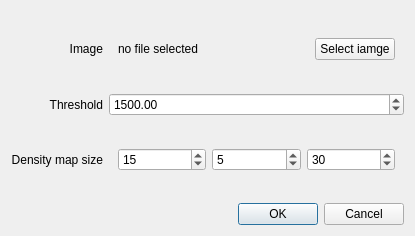
3dct/open_iA, file modules/4DCT/iA4DCTRegionViewDialog.ui: the form before one commit.
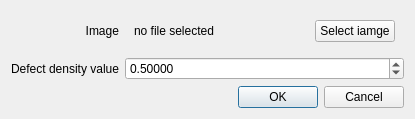
The form after the commit.

Diff of the .ui file:
```diff
--- a/modules/4DCT/iA4DCTRegionViewDialog.ui
+++ b/modules/4DCT/iA4DCTRegionViewDialog.ui
@@ -7,13 +7,56 @@
     <x>0</x>
     <y>0</y>
     <width>415</width>
-    <height>236</height>
+    <height>114</height>
    </rect>
   </property>
   <property name="windowTitle">
    <string>Dialog</string>
   </property>
   <layout class="QGridLayout" name="gridLayout">
+   <item row="6" column="0" colspan="2">
+    <widget class="QDialogButtonBox" name="buttonBox">
+     <property name="orientation">
+      <enum>Qt::Horizontal</enum>
+     </property>
+     <property name="standardButtons">
+      <set>QDialogButtonBox::Cancel|QDialogButtonBox::Ok</set>
+     </property>
+    </widget>
+   </item>
+   <item row="5" column="1">
+    <widget class="QDoubleSpinBox" name="dspThreshold">
+     <property name="decimals">
+      <number>5</number>
+     </property>
+     <property name="maximum">
+      <double>1.000000000000000</double>
+     </property>
+     <property name="value">
+      <double>0.500000000000000</double>
+     </property>
+    </widget>
+   </item>
+   <item row="5" column="0">
+    <widget class="QLabel" name="label_2">
+     <property name="text">
+      <string>Defect density value</string>
+     </property>
+     <property name="alignment">
+      <set>Qt::AlignRight|Qt::AlignTrailing|Qt::AlignVCenter</set>
+     </property>
+    </widget>
+   </item>
+   <item row="0" column="0">
+    <widget class="QLabel" name="label">
+     <property name="text">
+      <string>Image</string>
+     </property>
+     <property name="alignment">
+      <set>Qt::AlignRight|Qt::AlignTrailing|Qt::AlignVCenter</set>
+     </property>
+    </widget>
+   </item>
    <item row="0" column="1">
     <widget class="QWidget" name="widget" native="true">
      <property name="sizePolicy">
@@ -46,92 +89,6 @@
      </layout>
     </widget>
    </item>
-   <item row="5" column="0">
-    <widget class="QLabel" name="label_2">
-     <property name="text">
-      <string>Threshold</string>
-     </property>
-     <property name="alignment">
-      <set>Qt::AlignRight|Qt::AlignTrailing|Qt::AlignVCenter</set>
-     </property>
-    </widget>
-   </item>
-   <item row="0" column="0">
-    <widget class="QLabel" name="label">
-     <property name="text">
-      <string>Image</string>
-     </property>
-     <property name="alignment">
-      <set>Qt::AlignRight|Qt::AlignTrailing|Qt::AlignVCenter</set>
-     </property>
-    </widget>
-   </item>
-   <item row="5" column="1">
-    <widget class="QDoubleSpinBox" name="dspThreshold">
-     <property name="maximum">
-      <double>999999999.990000009536743</double>
-     </property>
-     <property name="value">
-      <double>1500.000000000000000</double>
-     </property>
-    </widget>
-   </item>
-   <item row="7" column="0" colspan="2">
-    <widget class="QDialogButtonBox" name="buttonBox">
-     <property name="orientation">
-      <enum>Qt::Horizontal</enum>
-     </property>
-     <property name="standardButtons">
-      <set>QDialogButtonBox::Cancel|QDialogButtonBox::Ok</set>
-     </property>
-    </widget>
-   </item>
-   <item row="6" column="0">
-    <widget class="QLabel" name="label_3">
-     <property name="text">
-      <string>Density map size</string>
-     </property>
-     <property name="alignment">
-      <set>Qt::AlignRight|Qt::AlignTrailing|Qt::AlignVCenter</set>
-     </property>
-    </widget>
-   </item>
-   <item row="6" column="1">
-    <widget class="QWidget" name="widget_2" native="true">
-     <layout class="QHBoxLayout" name="horizontalLayout_2">
-      <item>
-       <widget class="QSpinBox" name="sbDimX">
-        <property name="maximum">
-         <number>300</number>
-        </property>
-        <property name="value">
-         <number>15</number>
-        </property>
-       </widget>
-      </item>
-      <item>
-       <widget class="QSpinBox" name="sbDimY">
-        <property name="maximum">
-         <number>300</number>
-        </property>
-        <property name="value">
-         <number>5</number>
-        </property>
-       </widget>
-      </item>
-      <item>
-       <widget class="QSpinBox" name="sbDimZ">
-        <property name="maximum">
-         <number>300</number>
-        </property>
-        <property name="value">
-         <number>30</number>
-        </property>
-       </widget>
-      </item>
-     </layout>
-    </widget>
-   </item>
   </layout>
  </widget>
  <resources/>
```
